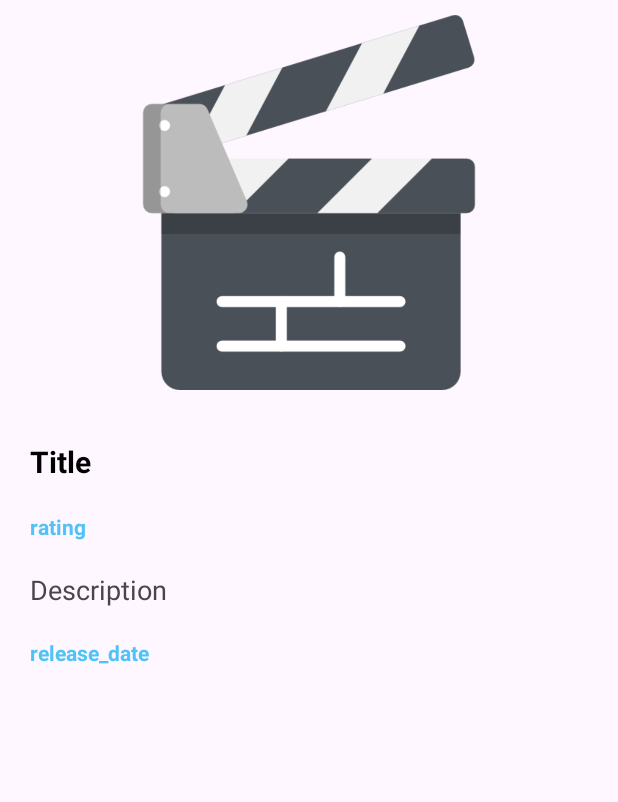
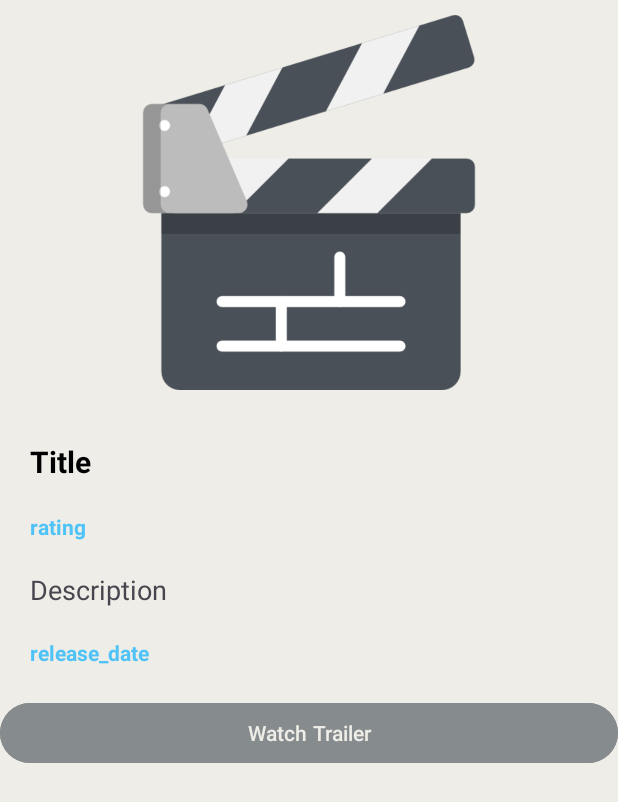
Before and after one commit to OsaidB/Moviefy_2nd-asgmt, an Android app: the layout activity_movie_details.xml on its own in the app's theme, with its tools: preview values and no code run, on a phone screen of 412 x 824 dp. Shown: the top 802 px of the screen. Run offline under Robolectric (Android 15) with nearby library versions, the phone set to English and light mode, and no system bars.

```diff
--- a/app/build.gradle.kts
+++ b/app/build.gradle.kts
@@ -40,4 +40,6 @@ dependencies {
     implementation("com.google.code.gson:gson:2.10.1")
 
     implementation("com.android.volley:volley:1.2.1")
+
+
 }
--- a/app/src/main/java/ps/example/Moviefy2ndasgmt/HomeActivity.java
+++ b/app/src/main/java/ps/example/Moviefy2ndasgmt/HomeActivity.java
@@ -27,6 +27,9 @@ import java.util.List;
 public class HomeActivity extends AppCompatActivity {
     private static final String API_KEY = "7550d3e4cb2f49c8572a7d0a86e66067"; //i contacted TMDb and they gave me this key
     private static final String TMDB_BASE_URL = "https://api.themoviedb.org/3/movie/popular";
+    ////////////////////////////////////////////////////////////////////////////////////////////
+//    private static final String OMDB_API_KEY = "";
+//    private static final String OMDB_API_BASE_URL = "http://www.omdbapi.com/";
     private RequestQueue requestQueue;
 
     private Button btnLogout;
--- a/app/src/main/res/layout/activity_movie_details.xml
+++ b/app/src/main/res/layout/activity_movie_details.xml
@@ -4,6 +4,7 @@
     xmlns:tools="http://schemas.android.com/tools"
     android:layout_width="match_parent"
     android:layout_height="match_parent"
+    android:background="#EEEDE7"
     android:orientation="vertical"
     tools:context=".MovieDetailsActivity">
 
@@ -67,6 +68,15 @@
             android:textSize="14sp"
             android:textStyle="bold" />
 
+        <Button
+            android:id="@+id/btnTrailer"
+            android:layout_width="match_parent"
+            android:layout_height="wrap_content"
+            android:text="Watch Trailer"
+            android:backgroundTint="#868B8E"
+            android:textColor="#EEEDE7"
+            />
+
 
     </LinearLayout>
 
```
Also changed, not shown: app/src/main/java/ps/example/Moviefy2ndasgmt/MovieDetailsActivity.java (+62 -2 lines).
